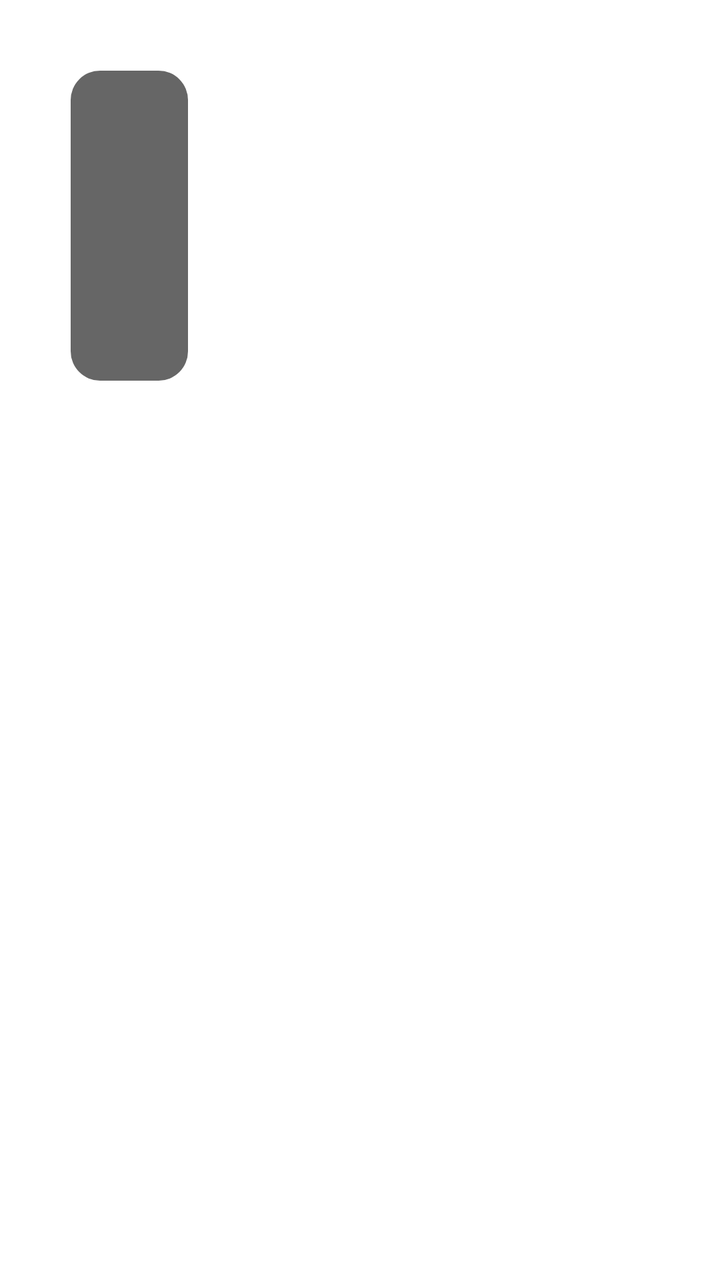
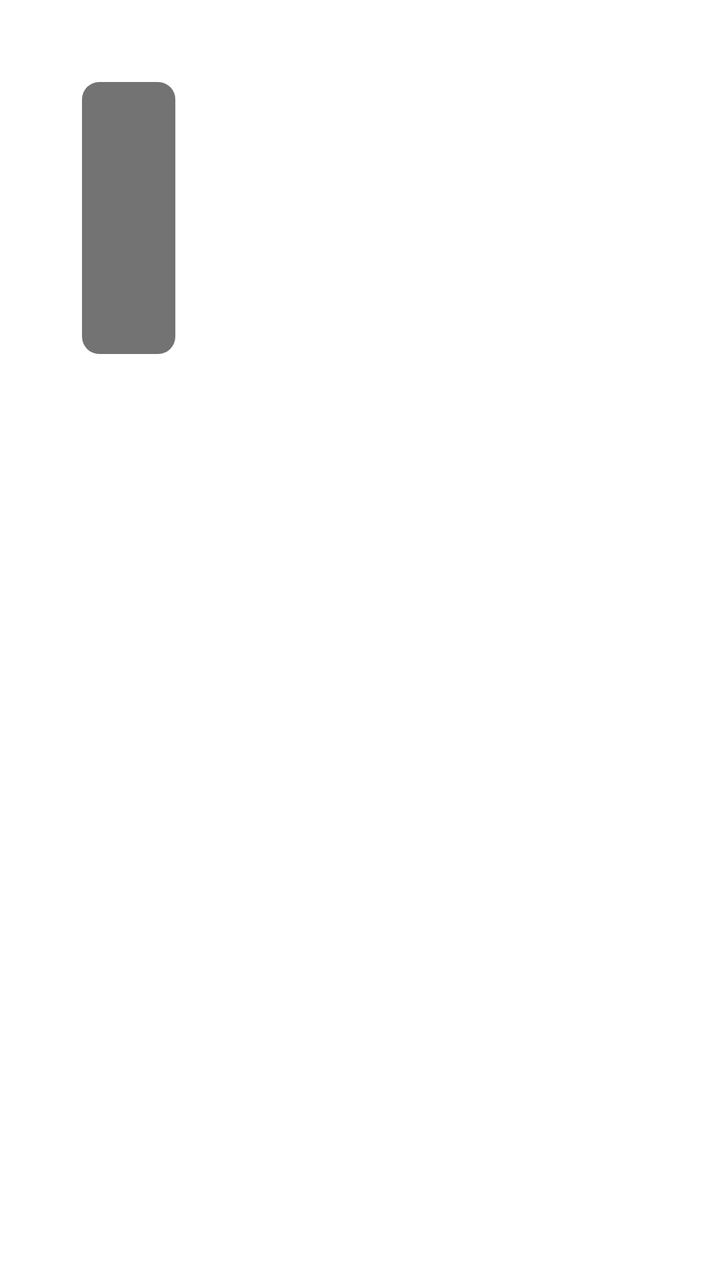

An Android layout rendered at two revisions. The XML below is the earlier revision; the diff shows what the commit changed to produce the second picture.
<!-- AndroidManifest.xml: application theme AppTheme.NoActionBar -->
<!-- res/layout/item_user_hot_vod.xml -->
<?xml version="1.0" encoding="utf-8"?>
<FrameLayout xmlns:android="http://schemas.android.com/apk/res/android"
    android:layout_width="wrap_content"
    android:layout_height="wrap_content"
    android:background="@drawable/shape_thumb_radius"
    android:focusable="true"
    android:focusableInTouchMode="true"
    android:padding="@dimen/vs_1">

    <FrameLayout
        android:id="@+id/mItemFrame"
        android:layout_width="@dimen/vs_214"
        android:layout_height="@dimen/vs_280">

        <ImageView
            android:id="@+id/ivThumb"
            android:layout_width="match_parent"
            android:layout_height="match_parent"
            android:padding="@dimen/vs_1"
            android:scaleType="fitXY" />

        <LinearLayout
            android:layout_width="wrap_content"
            android:layout_height="wrap_content"
            android:layout_marginLeft="@dimen/vs_5"
            android:layout_marginTop="@dimen/vs_5"
            android:layout_marginRight="@dimen/vs_5"
            android:orientation="horizontal">

            <TextView
                android:id="@+id/tvYear"
                android:layout_width="wrap_content"
                android:layout_height="wrap_content"
                android:layout_marginEnd="@dimen/vs_5"
                android:layout_marginRight="@dimen/vs_5"
                android:background="@drawable/shape_thumb_year"
                android:ellipsize="end"
                android:gravity="center"
                android:paddingLeft="@dimen/vs_5"
                android:paddingRight="@dimen/vs_5"
                android:singleLine="true"
                android:textColor="@android:color/white"
                android:textSize="@dimen/ts_20" />

            <TextView
                android:id="@+id/tvRate"
                android:layout_width="wrap_content"
                android:layout_height="wrap_content"
                android:layout_marginEnd="@dimen/vs_5"
                android:layout_marginRight="@dimen/vs_5"
                android:background="@drawable/shape_thumb_year"
                android:ellipsize="marquee"
                android:gravity="center"
                android:marqueeRepeatLimit="marquee_forever"
                android:paddingLeft="@dimen/vs_5"
                android:paddingRight="@dimen/vs_5"
                android:singleLine="true"
                android:textColor="@android:color/white"
                android:textSize="@dimen/ts_20"
                android:visibility="gone" />

        </LinearLayout>


        <LinearLayout
            android:layout_width="match_parent"
            android:layout_height="wrap_content"
            android:layout_gravity="bottom"
            android:orientation="vertical"
            android:padding="@dimen/vs_1">

            <TextView
                android:id="@+id/tvNote"
                android:layout_width="wrap_content"
                android:layout_height="wrap_content"
                android:layout_gravity="bottom"
                android:layout_marginLeft="@dimen/vs_2"
                android:layout_marginRight="@dimen/vs_2"
                android:layout_marginBottom="@dimen/vs_5"
                android:background="@drawable/shape_thumb_note"
                android:ellipsize="marquee"
                android:gravity="center"
                android:marqueeRepeatLimit="marquee_forever"
                android:paddingLeft="@dimen/vs_5"
                android:paddingRight="@dimen/vs_5"
                android:singleLine="true"
                android:textColor="@android:color/white"
                android:textSize="@dimen/ts_20" />

            <TextView
                android:id="@+id/tvName"
                android:layout_width="match_parent"
                android:layout_height="wrap_content"
                android:background="@drawable/shape_thumb_bottom_name"
                android:ellipsize="marquee"
                android:gravity="center"
                android:marqueeRepeatLimit="marquee_forever"
                android:padding="@dimen/vs_5"
                android:shadowColor="@color/color_000000_90"
                android:shadowDx="0"
                android:shadowDy="0"
                android:shadowRadius="3"
                android:singleLine="true"
                android:text="Title"
                android:textColor="@android:color/white"
                android:textSize="@dimen/ts_22" />
        </LinearLayout>

        <FrameLayout
            android:id="@+id/delFrameLayout"
            android:layout_width="match_parent"
            android:layout_height="match_parent"
            android:layout_gravity="center"
            android:background="@drawable/shape_user_delete"
            android:visibility="gone">

            <ImageView
                android:id="@+id/imageView"
                android:layout_width="@dimen/vs_80"
                android:layout_height="@dimen/vs_80"
                android:layout_gravity="center"
                android:layout_marginBottom="@dimen/vs_20"
                android:src="@drawable/icon_delete" />

        </FrameLayout>

    </FrameLayout>
</FrameLayout>
<!-- resources referenced by this layout -->
<resources>
  <color name="color_000000_90">#E6000000</color>
  <dimen name="ts_20">20mm</dimen>
  <dimen name="ts_22">22mm</dimen>
  <dimen name="vs_1">1mm</dimen>
  <dimen name="vs_2">2mm</dimen>
  <dimen name="vs_20">20mm</dimen>
  <dimen name="vs_214">214mm</dimen>
  <dimen name="vs_280">280mm</dimen>
  <dimen name="vs_5">5mm</dimen>
  <dimen name="vs_80">80mm</dimen>
  <!-- drawable icon_delete (drawable) -->
  <vector android:height="24dp" android:tint="#FFFFFF"
      android:viewportHeight="24" android:viewportWidth="24"
      android:width="24dp" xmlns:android="http://schemas.android.com/apk/res/android">
    <path android:fillColor="@android:color/white" android:pathData="M6,19c0,1.1 0.9,2 2,2h8c1.1,0 2,-0.9 2,-2L18,7L6,7v12zM8,9h8v10L8,19L8,9zM15.5,4l-1,-1h-5l-1,1L5,4v2h14L19,4z"/>
  </vector>
  <!-- drawable shape_thumb_bottom_name (drawable) -->
  <?xml version="1.0" encoding="utf-8"?>
  <shape xmlns:android="http://schemas.android.com/apk/res/android">
      <corners
          android:bottomLeftRadius="8.9mm"
          android:bottomRightRadius="8.9mm" />
      <solid android:color="@color/color_000000_60" />
  </shape>
  <!-- drawable shape_thumb_note (drawable) -->
  <?xml version="1.0" encoding="utf-8"?>
  <shape xmlns:android="http://schemas.android.com/apk/res/android">
      <solid android:color="@color/color_000000_60" />
      <corners android:radius="2.5mm" />
  </shape>
  <!-- drawable shape_thumb_radius (drawable) -->
  <?xml version="1.0" encoding="utf-8"?>
  <selector xmlns:android="http://schemas.android.com/apk/res/android">
      <item android:state_focused="true">
          <shape>
              <corners android:radius="8.9mm" />
              <stroke android:width="1.6mm" android:color="?attr/color_theme" />
              <solid android:color="?attr/color_theme_40" />
          </shape>
      </item>
      <item android:state_focused="false">
          <shape>
              <corners android:radius="8.9mm" />
              <solid android:color="#14FFFFFF"/>
          </shape>
      </item>
  </selector>
  <!-- drawable shape_thumb_year (drawable) -->
  <?xml version="1.0" encoding="utf-8"?>
  <shape xmlns:android="http://schemas.android.com/apk/res/android">
      <solid android:color="@color/color_000000_60" />
      <corners android:radius="2.5mm" />
  </shape>
  <!-- drawable shape_user_delete (drawable) -->
  <?xml version="1.0" encoding="UTF-8"?>
  <shape xmlns:android="http://schemas.android.com/apk/res/android" android:shape="rectangle" >
  
      <gradient
          android:startColor="@color/color_000000_30"
          android:centerColor="@color/color_000000_60"
          android:endColor="@color/color_000000_30"
          android:angle="90" />
       <corners
          android:radius="@dimen/vs_10"/>
  
  </shape>
  <style name="AppTheme.NoActionBar">
          <item name="android:windowActionBar">false</item>
          <item name="android:windowNoTitle">true</item>
          <item name="windowActionBar">false</item>
          <item name="android:windowFullscreen">true</item>//全屏即无通知栏
          <item name="android:windowContentOverlay">@null</item>//是否有遮盖
          <item name="windowNoTitle">true</item>
          
          
          <item name="android:windowBackground">@android:color/transparent</item>
      </style>
  <color name="color_000000_60">#99000000</color>
  <color name="color_000000_30">#48000000</color>
  <dimen name="vs_10">10mm</dimen>
</resources>

<!-- the commit's change to res/layout/item_user_hot_vod.xml (unified diff, before → after) -->
@@ -1,5 +1,6 @@
 <?xml version="1.0" encoding="utf-8"?>
 <FrameLayout xmlns:android="http://schemas.android.com/apk/res/android"
+    xmlns:app="http://schemas.android.com/apk/res-auto"
     android:layout_width="wrap_content"
     android:layout_height="wrap_content"
     android:background="@drawable/shape_thumb_radius"
@@ -12,90 +13,74 @@
         android:layout_width="@dimen/vs_214"
         android:layout_height="@dimen/vs_280">
 
-        <ImageView
+        <com.google.android.material.imageview.ShapeableImageView
             android:id="@+id/ivThumb"
             android:layout_width="match_parent"
             android:layout_height="match_parent"
-            android:padding="@dimen/vs_1"
-            android:scaleType="fitXY" />
+            android:scaleType="centerCrop"
+            app:shapeAppearanceOverlay="@style/PosterRound" />
 
+        
         <LinearLayout
             android:layout_width="wrap_content"
             android:layout_height="wrap_content"
-            android:layout_marginLeft="@dimen/vs_5"
-            android:layout_marginTop="@dimen/vs_5"
-            android:layout_marginRight="@dimen/vs_5"
+            android:layout_marginLeft="@dimen/vs_6"
+            android:layout_marginTop="@dimen/vs_6"
+            android:layout_marginRight="@dimen/vs_6"
             android:orientation="horizontal">
 
             <TextView
                 android:id="@+id/tvYear"
                 android:layout_width="wrap_content"
                 android:layout_height="wrap_content"
-                android:layout_marginEnd="@dimen/vs_5"
-                android:layout_marginRight="@dimen/vs_5"
-                android:background="@drawable/shape_thumb_year"
+                android:background="@drawable/shape_badge_small"
                 android:ellipsize="end"
                 android:gravity="center"
-                android:paddingLeft="@dimen/vs_5"
-                android:paddingRight="@dimen/vs_5"
+                android:paddingLeft="@dimen/vs_4"
+                android:paddingRight="@dimen/vs_4"
+                android:paddingTop="@dimen/vs_1"
+                android:paddingBottom="@dimen/vs_1"
                 android:singleLine="true"
-                android:textColor="@android:color/white"
-                android:textSize="@dimen/ts_20" />
-
-            <TextView
-                android:id="@+id/tvRate"
-                android:layout_width="wrap_content"
-                android:layout_height="wrap_content"
-                android:layout_marginEnd="@dimen/vs_5"
-                android:layout_marginRight="@dimen/vs_5"
-                android:background="@drawable/shape_thumb_year"
-                android:ellipsize="marquee"
-                android:gravity="center"
-                android:marqueeRepeatLimit="marquee_forever"
-                android:paddingLeft="@dimen/vs_5"
-                android:paddingRight="@dimen/vs_5"
-                android:singleLine="true"
-                android:textColor="@android:color/white"
-                android:textSize="@dimen/ts_20"
-                android:visibility="gone" />
+                android:textColor="#E6FFFFFF"
+                android:textSize="@dimen/ts_16" />
 
         </LinearLayout>
 
+        
+        <View
+            android:layout_width="match_parent"
+            android:layout_height="@dimen/vs_70"
+            android:layout_gravity="bottom"
+            android:background="@drawable/shape_thumb_bottom_scrim" />
 
+        
         <LinearLayout
             android:layout_width="match_parent"
             android:layout_height="wrap_content"
             android:layout_gravity="bottom"
             android:orientation="vertical"
-            android:padding="@dimen/vs_1">
+            android:paddingLeft="@dimen/vs_6"
+            android:paddingRight="@dimen/vs_6"
+            android:paddingBottom="@dimen/vs_6">
 
             <TextView
                 android:id="@+id/tvNote"
                 android:layout_width="wrap_content"
                 android:layout_height="wrap_content"
-                android:layout_gravity="bottom"
-                android:layout_marginLeft="@dimen/vs_2"
-                android:layout_marginRight="@dimen/vs_2"
-                android:layout_marginBottom="@dimen/vs_5"
-                android:background="@drawable/shape_thumb_note"
-                android:ellipsize="marquee"
-                android:gravity="center"
-                android:marqueeRepeatLimit="marquee_forever"
-                android:paddingLeft="@dimen/vs_5"
-                android:paddingRight="@dimen/vs_5"
+                android:layout_marginBottom="@dimen/vs_2"
+                android:ellipsize="end"
+                android:gravity="start"
                 android:singleLine="true"
-                android:textColor="@android:color/white"
-                android:textSize="@dimen/ts_20" />
+                android:textColor="#B3FFFFFF"
+                android:textSize="@dimen/ts_16"
+                android:visibility="gone" />
 
             <TextView
                 android:id="@+id/tvName"
                 android:layout_width="match_parent"
                 android:layout_height="wrap_content"
-                android:background="@drawable/shape_thumb_bottom_name"
                 android:ellipsize="marquee"
-                android:gravity="center"
                 android:marqueeRepeatLimit="marquee_forever"
-                android:padding="@dimen/vs_5"
                 android:shadowColor="@color/color_000000_90"
                 android:shadowDx="0"
                 android:shadowDy="0"
@@ -103,7 +88,7 @@
                 android:singleLine="true"
                 android:text="Title"
                 android:textColor="@android:color/white"
-                android:textSize="@dimen/ts_22" />
+                android:textSize="@dimen/ts_20" />
         </LinearLayout>
 
         <FrameLayout
<!-- resource entries referenced after the edit -->
@@ -1,14 +1,16 @@
 <!-- resources referenced by this layout -->
 <resources>
   <color name="color_000000_90">#E6000000</color>
+  <dimen name="ts_16">16mm</dimen>
   <dimen name="ts_20">20mm</dimen>
-  <dimen name="ts_22">22mm</dimen>
   <dimen name="vs_1">1mm</dimen>
   <dimen name="vs_2">2mm</dimen>
   <dimen name="vs_20">20mm</dimen>
   <dimen name="vs_214">214mm</dimen>
   <dimen name="vs_280">280mm</dimen>
-  <dimen name="vs_5">5mm</dimen>
+  <dimen name="vs_4">4mm</dimen>
+  <dimen name="vs_6">6mm</dimen>
+  <dimen name="vs_70">70mm</dimen>
   <dimen name="vs_80">80mm</dimen>
   <!-- drawable icon_delete (drawable) -->
   <vector android:height="24dp" android:tint="#FFFFFF"
@@ -16,19 +18,23 @@
       android:width="24dp" xmlns:android="http://schemas.android.com/apk/res/android">
     <path android:fillColor="@android:color/white" android:pathData="M6,19c0,1.1 0.9,2 2,2h8c1.1,0 2,-0.9 2,-2L18,7L6,7v12zM8,9h8v10L8,19L8,9zM15.5,4l-1,-1h-5l-1,1L5,4v2h14L19,4z"/>
   </vector>
-  <!-- drawable shape_thumb_bottom_name (drawable) -->
+  <!-- drawable shape_badge_small (drawable) -->
   <?xml version="1.0" encoding="utf-8"?>
   <shape xmlns:android="http://schemas.android.com/apk/res/android">
-      <corners
-          android:bottomLeftRadius="8.9mm"
-          android:bottomRightRadius="8.9mm" />
-      <solid android:color="@color/color_000000_60" />
+      <solid android:color="#8C000000" />
+      <corners android:radius="1.5mm" />
   </shape>
-  <!-- drawable shape_thumb_note (drawable) -->
+  <!-- drawable shape_thumb_bottom_scrim (drawable) -->
   <?xml version="1.0" encoding="utf-8"?>
   <shape xmlns:android="http://schemas.android.com/apk/res/android">
-      <solid android:color="@color/color_000000_60" />
-      <corners android:radius="2.5mm" />
+      <gradient
+          android:angle="270"
+          android:startColor="#00000000"
+          android:centerColor="#66000000"
+          android:endColor="#E6000000" />
+      <corners
+          android:bottomLeftRadius="7.9mm"
+          android:bottomRightRadius="7.9mm" />
   </shape>
   <!-- drawable shape_thumb_radius (drawable) -->
   <?xml version="1.0" encoding="utf-8"?>
@@ -47,12 +53,6 @@
           </shape>
       </item>
   </selector>
-  <!-- drawable shape_thumb_year (drawable) -->
-  <?xml version="1.0" encoding="utf-8"?>
-  <shape xmlns:android="http://schemas.android.com/apk/res/android">
-      <solid android:color="@color/color_000000_60" />
-      <corners android:radius="2.5mm" />
-  </shape>
   <!-- drawable shape_user_delete (drawable) -->
   <?xml version="1.0" encoding="UTF-8"?>
   <shape xmlns:android="http://schemas.android.com/apk/res/android" android:shape="rectangle" >
@@ -66,6 +66,10 @@
           android:radius="@dimen/vs_10"/>
   
   </shape>
+  <style name="PosterRound">
+          <item name="cornerFamily">rounded</item>
+          <item name="cornerSize">7.9mm</item>
+      </style>
   <style name="AppTheme.NoActionBar">
           <item name="android:windowActionBar">false</item>
           <item name="android:windowNoTitle">true</item>
